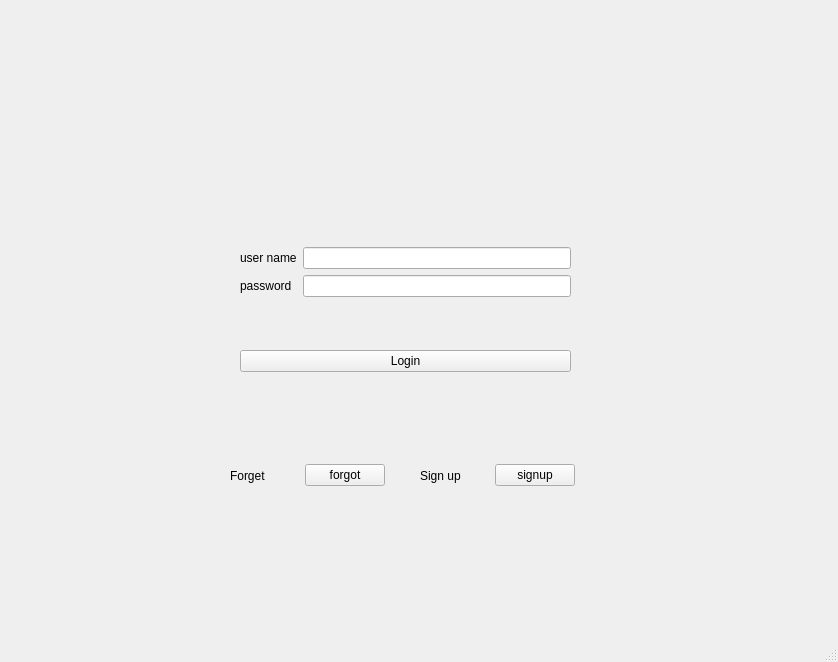
This is Client/myclient.ui in amirsoleimani7/AP_Project as Qt 5 draws it before an edit. The edited form follows.
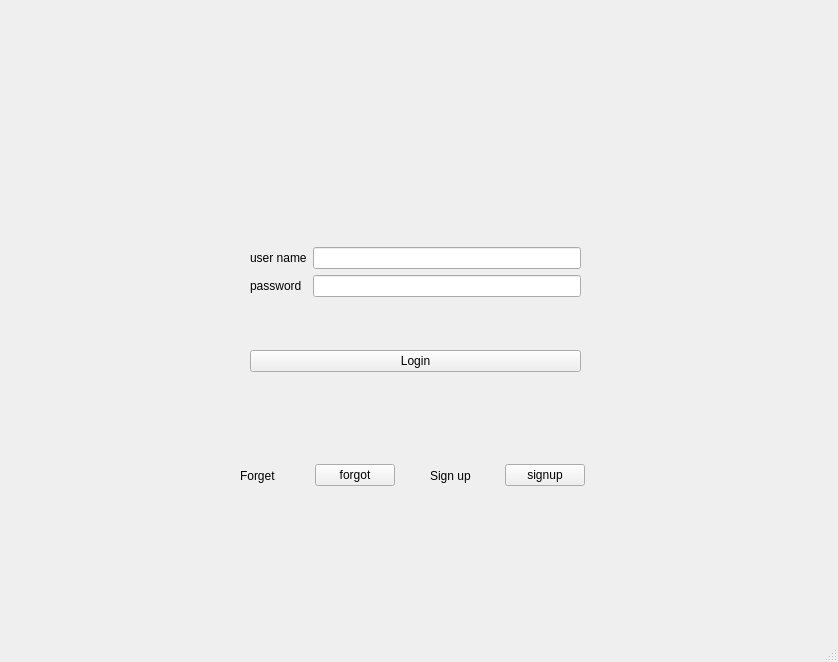
This is the edited form.

What changed in the file:
```diff
--- a/Client/myclient.ui
+++ b/Client/myclient.ui
@@ -14,10 +14,10 @@
    <string>myClient</string>
   </property>
   <widget class="QWidget" name="centralwidget">
-   <widget class="QWidget" name="">
+   <widget class="QWidget" name="layoutWidget">
     <property name="geometry">
      <rect>
-      <x>240</x>
+      <x>250</x>
       <y>200</y>
       <width>331</width>
       <height>221</height>
@@ -65,10 +65,10 @@
      </item>
     </layout>
    </widget>
-   <widget class="QWidget" name="">
+   <widget class="QWidget" name="layoutWidget">
     <property name="geometry">
      <rect>
-      <x>230</x>
+      <x>240</x>
       <y>460</y>
       <width>155</width>
       <height>31</height>
@@ -91,10 +91,10 @@
      </item>
     </layout>
    </widget>
-   <widget class="QWidget" name="">
+   <widget class="QWidget" name="layoutWidget">
     <property name="geometry">
      <rect>
-      <x>420</x>
+      <x>430</x>
       <y>460</y>
       <width>155</width>
       <height>31</height>
```
